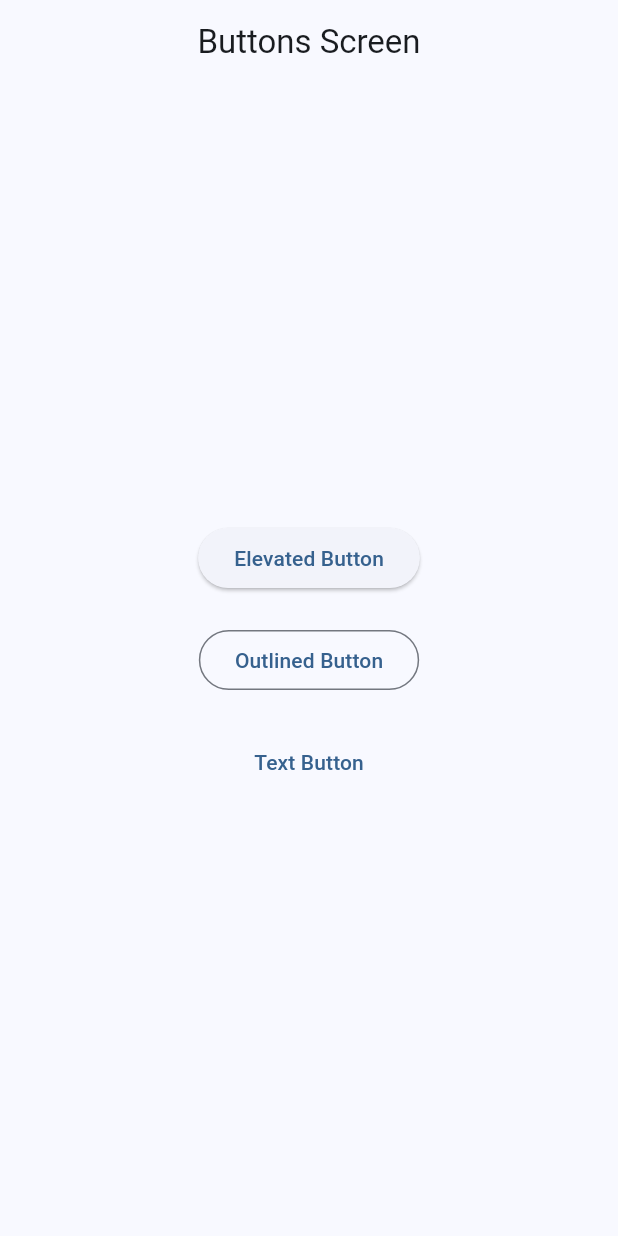
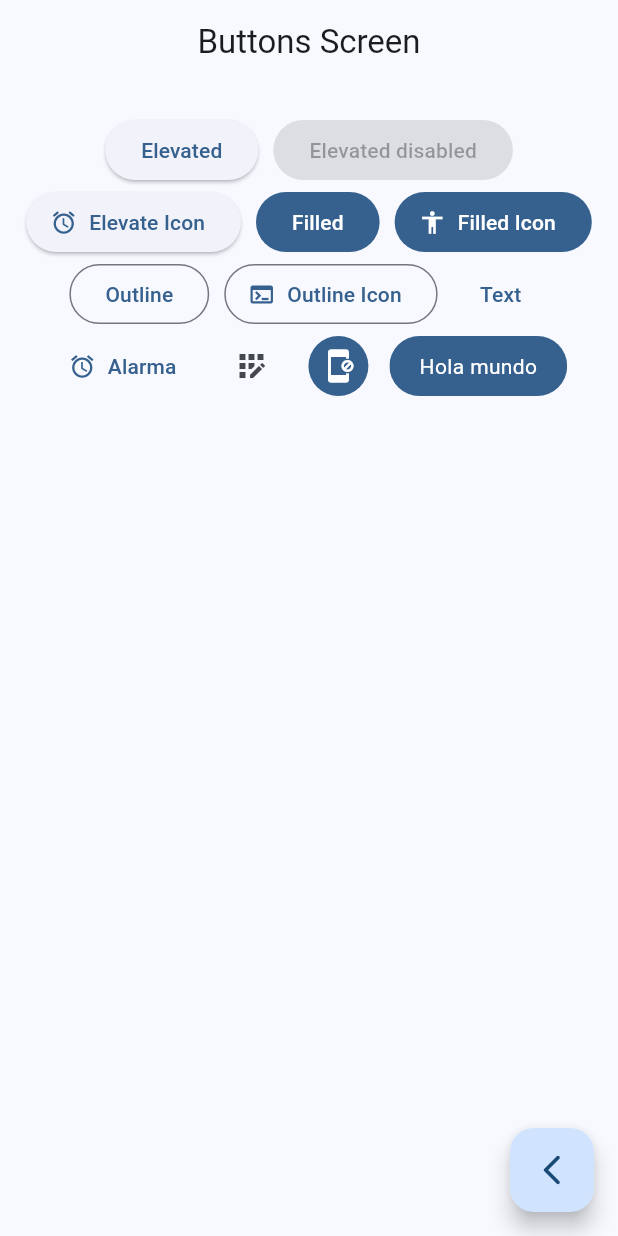
Before and after one commit to jntobar/flutter_widgets, a Flutter app: the ButtonsScreen screen opened by its route, on a phone screen of 412 x 824 dp. Run offline on Flutter 3.47's test engine with Material 3 defaults, Android fonts, the phone set to English and light mode, and no system bars; our stand-ins replace go_router.

Commit message:
nuevos botones y creacion de propios widgets

```diff
--- a/lib/presentation/screens/buttons/buttons_screen.dart
+++ b/lib/presentation/screens/buttons/buttons_screen.dart
@@ -1,4 +1,5 @@
 import 'package:flutter/material.dart';
+import 'package:go_router/go_router.dart';
 
 class ButtonsScreen extends StatelessWidget {
   static const String name= 'Buttons_screen';
@@ -10,27 +11,108 @@ class ButtonsScreen extends StatelessWidget {
       appBar: AppBar(
         title: const Text('Buttons Screen'),
       ),
-      body: Center(
-        child: Column(
-          mainAxisAlignment: MainAxisAlignment.center,
+      body: _ButtonsView(),
+      floatingActionButton: FloatingActionButton(
+        onPressed: () {
+          context.pop();
+          // Action for the floating action button
+        },
+        child:  Icon(Icons.arrow_back_ios_new_rounded),
+      ),
+    );
+  }
+}
+
+class _ButtonsView extends StatelessWidget {
+  const _ButtonsView(
+  );
+
+  @override
+  Widget build(BuildContext context) {
+    final colors = Theme.of(context).colorScheme;
+    return SizedBox(
+      width: double.infinity,
+      child: Padding(
+        padding: const EdgeInsets.symmetric(horizontal: 10, vertical: 20),
+        child: Wrap(
+          spacing: 10,
+          crossAxisAlignment: WrapCrossAlignment.center ,
+          alignment: WrapAlignment.center,
           children: [
-            ElevatedButton(
-              onPressed: () {},
-              child: const Text('Elevated Button'),
+            ElevatedButton(onPressed: (){},
+            child: const Text('Elevated')),
+            const ElevatedButton(onPressed: null,
+            child:  Text('Elevated disabled')),
+
+            ElevatedButton.icon(onPressed: (){},
+            icon: const Icon(Icons.access_alarm_rounded),
+            label: Text('Elevate Icon'),),
+
+            FilledButton(onPressed: (){}, child: const Text('Filled')),
+            FilledButton.icon(
+            onPressed: () {} ,
+            icon: const Icon(Icons.accessibility_outlined),
+            label: const Text('Filled Icon'),),
+
+            OutlinedButton(onPressed: () {
+
+            }, child: const Text('Outline')),
+            OutlinedButton.icon(onPressed: () {
+
+            }, label: const Text('Outline Icon'),
+            icon: Icon(Icons.terminal)),
+
+            TextButton(onPressed: () {
+
+            }, child: const Text('Text')),
+
+            TextButton.icon(onPressed: () {
+
+            }, label: const Text('Alarma'),
+            icon: Icon(Icons.access_alarm),),
+
+            IconButton(onPressed: () {
+
+            }, icon: Icon(Icons.app_registration_outlined),
             ),
-            const SizedBox(height: 20),
-            OutlinedButton(
-              onPressed: () {},
-              child: const Text('Outlined Button'),
+            IconButton(onPressed: () {
+
+            }, icon: Icon(Icons.app_blocking),
+            style: ButtonStyle(
+              backgroundColor: WidgetStatePropertyAll(colors.primary),
+              iconColor: WidgetStatePropertyAll(Colors.white)
             ),
-            const SizedBox(height: 20),
-            TextButton(
-              onPressed: () {},
-              child: const Text('Text Button'),
             ),
+
+            CustomButton(),
           ],
         ),
       ),
     );
   }
+
 }
+
+class CustomButton extends StatelessWidget {
+  const CustomButton({super.key});
+
+  @override
+  Widget build(BuildContext context) {
+    final colors= Theme.of(context).colorScheme;
+    return ClipRRect(
+      borderRadius: BorderRadius.circular(20),
+      child: Material(
+        color: colors.primary,
+        child: InkWell(
+          onTap: () {
+
+          },
+          child: Padding(
+            padding: const EdgeInsets.symmetric(vertical: 10, horizontal: 20),
+            child: Text('Hola mundo', style: TextStyle(color: Colors.white)),
+          ),
+        ),
+      ),
+    );
+  }
+}
--- a/lib/presentation/screens/home/home_screen.dart
+++ b/lib/presentation/screens/home/home_screen.dart
@@ -42,7 +42,7 @@ class _HomeView extends StatelessWidget {
 
 class _CustomListTile extends StatelessWidget {
   const _CustomListTile({
-    super.key,
+
     required this.menuItem,
   });
 
```
